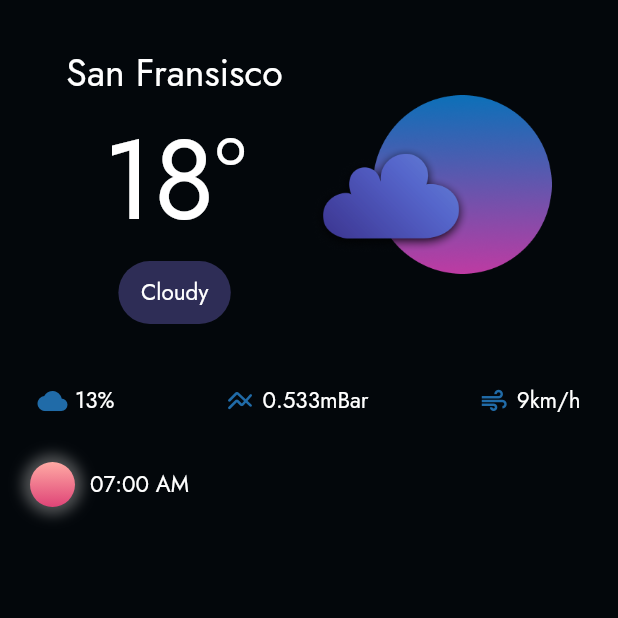
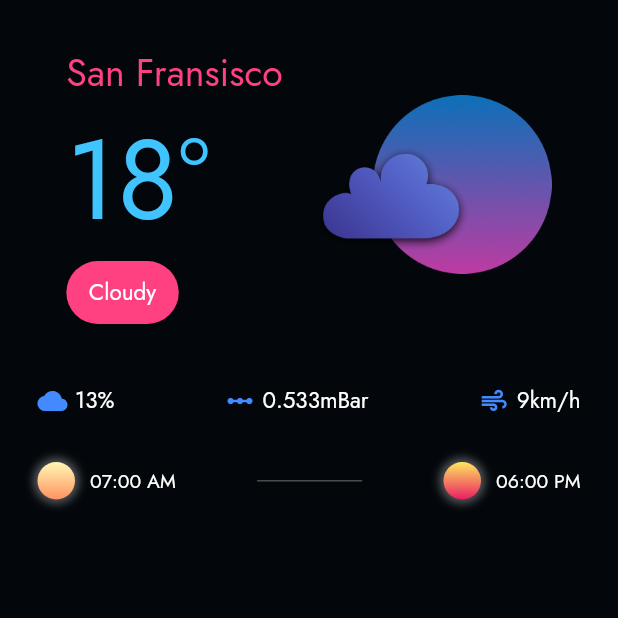
Before and after one commit to i-umairkhan/u_weather, a Flutter app: the screen it shows after launch, on a phone screen of 412 x 824 dp, the top half of it. Run offline on Flutter 3.47's test engine with Material 2 defaults, Android fonts, the phone set to English and light mode, and no system bars; our stand-ins replace google_fonts.

Commit message:
sunset set rise completed

```diff
--- a/lib/Components/icon_info.dart
+++ b/lib/Components/icon_info.dart
@@ -18,7 +18,7 @@ class IconInfo extends StatelessWidget {
         Icon(
           ico,
           size: 20,
-          color: const Color.fromARGB(255, 32, 107, 168),
+          color: Colors.blueAccent,
         ),
         const SizedBox(
           width: 5,
--- a/lib/Components/sun_widget.dart
+++ b/lib/Components/sun_widget.dart
@@ -3,34 +3,36 @@ import 'package:flutter/material.dart';
 
 class SunWidget extends StatelessWidget {
   const SunWidget({
+    required this.colors,
+    required this.time,
     Key? key,
   }) : super(key: key);
+
+  final String time;
+  final List<Color> colors;
 
   @override
   Widget build(BuildContext context) {
     return Padding(
-      padding: const EdgeInsets.symmetric(horizontal: 20, vertical: 20),
+      padding: const EdgeInsets.symmetric(horizontal: 25, vertical: 20),
       child: Row(
         children: [
           Container(
-            width: 30,
-            height: 30,
+            width: 25,
+            height: 25,
             decoration: BoxDecoration(
               boxShadow: [
                 BoxShadow(
                   color: Colors.grey.withOpacity(0.5),
-                  spreadRadius: 5,
-                  blurRadius: 7,
+                  spreadRadius: 3,
+                  blurRadius: 4,
                   offset: const Offset(0, 0),
                 ),
               ],
-              gradient: const LinearGradient(
+              gradient: LinearGradient(
                   begin: Alignment.topLeft,
                   end: Alignment.bottomLeft,
-                  colors: [
-                    Color.fromARGB(255, 255, 170, 164),
-                    Color.fromARGB(255, 223, 68, 119)
-                  ]),
+                  colors: colors),
               shape: BoxShape.circle,
             ),
           ),
@@ -38,9 +40,9 @@ class SunWidget extends StatelessWidget {
             width: 10,
           ),
           Text(
-            '07:00 AM',
+            time,
             style: GoogleFonts.jost(
-              fontSize: 15,
+              fontSize: 13,
               textStyle: const TextStyle(color: Colors.white),
             ),
           )
--- a/lib/Screens/home_screen.dart
+++ b/lib/Screens/home_screen.dart
@@ -20,26 +20,28 @@ class HomeScreen extends StatelessWidget {
                 crossAxisAlignment: CrossAxisAlignment.center,
                 children: [
                   Column(
+                    crossAxisAlignment: CrossAxisAlignment.start,
                     children: [
                       Text(
                         'San Fransisco',
                         style: GoogleFonts.jost(
                           fontSize: 25,
-                          textStyle: const TextStyle(color: Colors.white),
+                          textStyle: const TextStyle(color: Colors.pinkAccent),
                         ),
                       ),
                       Text(
                         '18°',
                         style: GoogleFonts.jost(
                           fontSize: 75,
-                          textStyle: const TextStyle(color: Colors.white),
+                          textStyle:
+                              const TextStyle(color: Colors.lightBlueAccent),
                         ),
                       ),
                       Container(
                         padding: const EdgeInsets.symmetric(
                             vertical: 10, horizontal: 15),
                         decoration: BoxDecoration(
-                          color: const Color(0xDD353361),
+                          color: Colors.pinkAccent,
                           borderRadius: BorderRadius.circular(23),
                         ),
                         child: Text(
@@ -69,7 +71,7 @@ class HomeScreen extends StatelessWidget {
                     text: '13%',
                   ),
                   IconInfo(
-                    ico: Icons.line_axis_rounded,
+                    ico: Icons.linear_scale,
                     text: '0.533mBar',
                   ),
                   IconInfo(
@@ -80,7 +82,29 @@ class HomeScreen extends StatelessWidget {
                 ],
               ),
             ),
-            const SunWidget()
+            Row(
+              mainAxisAlignment: MainAxisAlignment.spaceBetween,
+              children: [
+                const SunWidget(
+                  time: '07:00 AM',
+                  colors: [
+                    Color.fromARGB(255, 255, 248, 181),
+                    Color.fromARGB(255, 255, 147, 97)
+                  ],
+                ),
+                Container(
+                  width: 70,
+                  height: 1,
+                  decoration: const BoxDecoration(
+                      shape: BoxShape.rectangle,
+                      color: Color.fromARGB(255, 75, 75, 75)),
+                ),
+                const SunWidget(
+                  time: '06:00 PM',
+                  colors: [Color.fromRGBO(255, 231, 95, 1), Colors.pink],
+                ),
+              ],
+            ),
           ],
         ),
       ),
```
